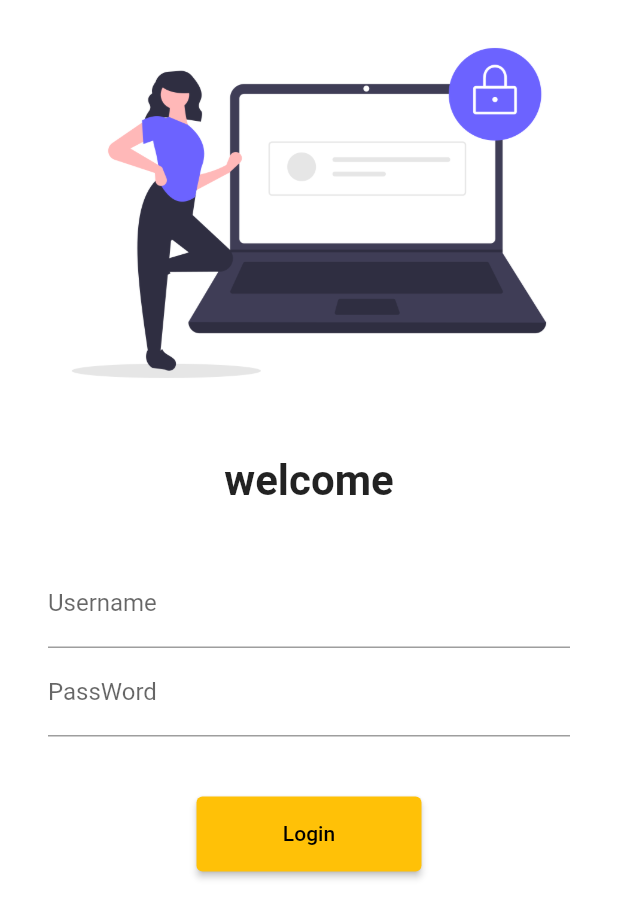
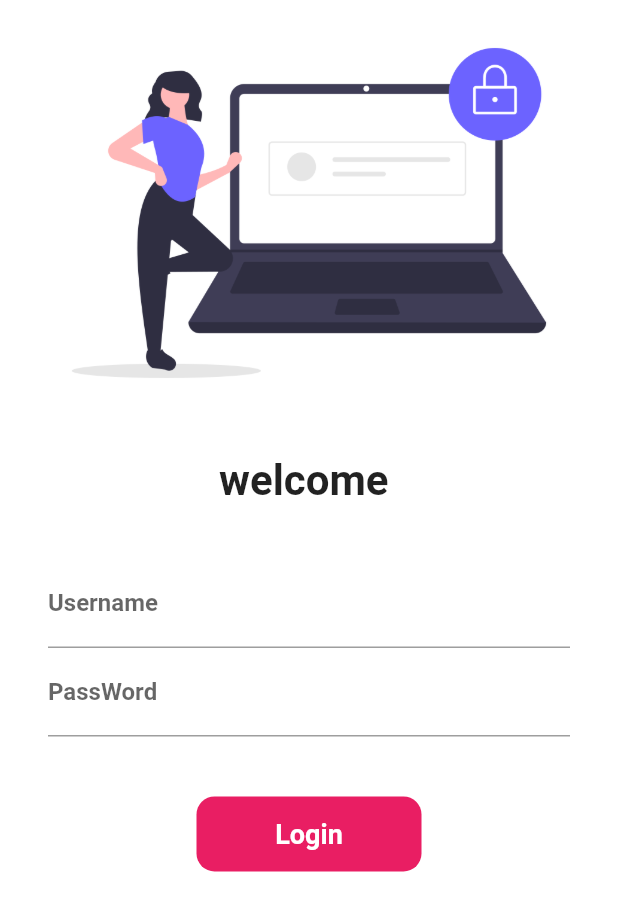
Before and after one commit to RonakPatel05/Flutter_Project, a Flutter app: the screen it shows after launch, on a phone screen of 412 x 824 dp. Shown: the top 918 px of the screen. Run offline on Flutter 3.47's test engine with Material 2 defaults, Android fonts, the phone set to English and light mode, and no system bars.

Commit message:
day 6 ocmmpleted

```diff
--- a/flutter_application_1/lib/main.dart
+++ b/flutter_application_1/lib/main.dart
@@ -15,7 +15,7 @@ class myApp extends StatelessWidget {
     return MaterialApp(
       // home: Homepage(),
       themeMode: ThemeMode.light,
-      theme: ThemeData(primarySwatch: Colors.amber),
+      theme: ThemeData(primarySwatch: Colors.pink),
       darkTheme: ThemeData(brightness: Brightness.dark),
       // initialRoute: "/Home",
       routes: {
--- a/flutter_application_1/lib/pages/login_page.dart
+++ b/flutter_application_1/lib/pages/login_page.dart
@@ -3,7 +3,15 @@
 import 'package:flutter/material.dart';
 import 'package:flutter_application_1/utils/routs.dart';
 
-class Loginpage extends StatelessWidget {
+class Loginpage extends StatefulWidget {
+  @override
+  State<Loginpage> createState() => _LoginpageState();
+}
+
+class _LoginpageState extends State<Loginpage> {
+  String name = "";
+  bool changebutton = false;
+
   @override
   Widget build(BuildContext context) {
     return Material(
@@ -19,7 +27,7 @@ class Loginpage extends StatelessWidget {
                 height: 20.0,
               ),
               Text(
-                "welcome",
+                "welcome $name",
                 style: TextStyle(fontWeight: FontWeight.bold, fontSize: 28),
               ),
               SizedBox(
@@ -35,6 +43,13 @@ class Loginpage extends StatelessWidget {
                         hintText: "Enter Username",
                         labelText: "Username",
                       ),
+                      style: TextStyle(
+                        fontWeight: FontWeight.bold,
+                      ),
+                      onChanged: ((value) {
+                        name = value;
+                        setState(() {});
+                      }),
                     ),
                     TextFormField(
                       obscureText: true,
@@ -42,17 +57,64 @@ class Loginpage extends StatelessWidget {
                         hintText: "Enter PassWord",
                         labelText: "PassWord",
                       ),
+                      style: TextStyle(
+                        fontWeight: FontWeight.bold,
+                      ),
                     ),
                     SizedBox(
                       height: 40.0,
                     ),
-                    ElevatedButton(
-                      child: Text("Login"),
-                      style: TextButton.styleFrom(minimumSize: Size(150, 50)),
-                      onPressed: () {
+                    InkWell(
+                      hoverColor: changebutton
+                          ? Color.fromARGB(255, 0, 42, 255)
+                          : Color.fromARGB(0, 0, 0, 0),
+                      onTap: () async {
+                        // hourFormat(of: Color.fromARGB(199, 106, 34, 5),)
+
+                        setState(() {
+                          changebutton = true;
+                        });
+
+                        await Future.delayed(Duration(seconds: 1));
                         Navigator.pushNamed(context, myroutes.homeroute);
                       },
+                      child: AnimatedContainer(
+                        duration: Duration(seconds: 1),
+                        width: changebutton ? 50 : 150,
+                        height: 50,
+                        alignment: Alignment.center,
+                        child: changebutton
+                            ? Icon(
+                                Icons.done,
+                                color: Colors.white,
+                              )
+                            : Text(
+                                "Login",
+                                style: TextStyle(
+                                  color: Colors.white,
+                                  fontWeight: FontWeight.bold,
+                                  fontSize: 18,
+                                ),
+                              ),
+                        decoration: BoxDecoration(
+                          color: Colors.pink,
+                          shape: changebutton
+                              ? BoxShape.rectangle
+                              : BoxShape.rectangle,
+                          borderRadius: BorderRadius.circular(12),
+                        ),
+                      ),
                     ),
+                    // SizedBox(
+                    //   height: 40.0,
+                    // ),
+                    // ElevatedButton(
+                    //   child: Text("Login"),
+                    //   style: TextButton.styleFrom(minimumSize: Size(150, 50)),
+                    //   onPressed: () {
+                    //     Navigator.pushNamed(context, myroutes.homeroute);
+                    //   },
+                    // ),
                   ],
                 ),
               ),
```
